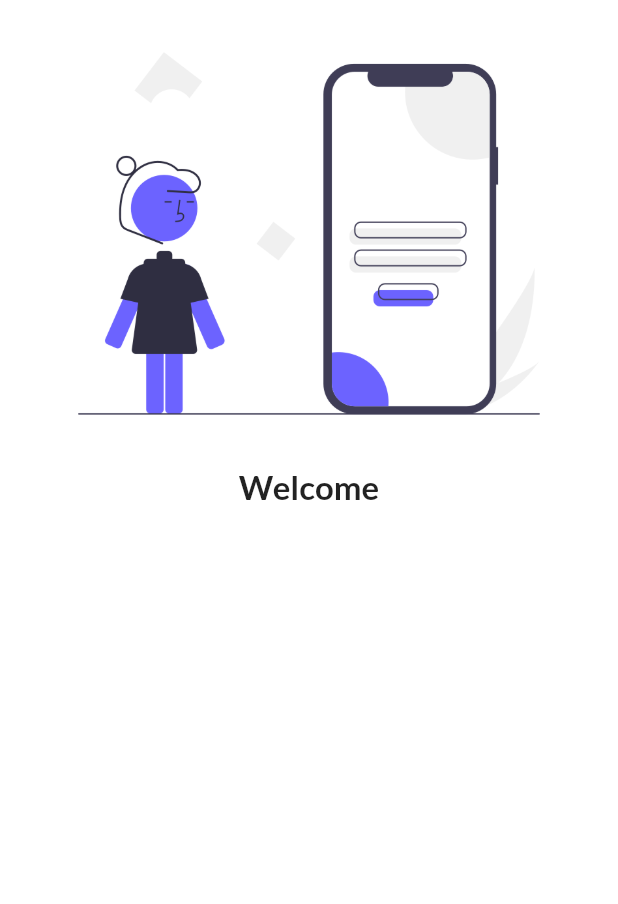
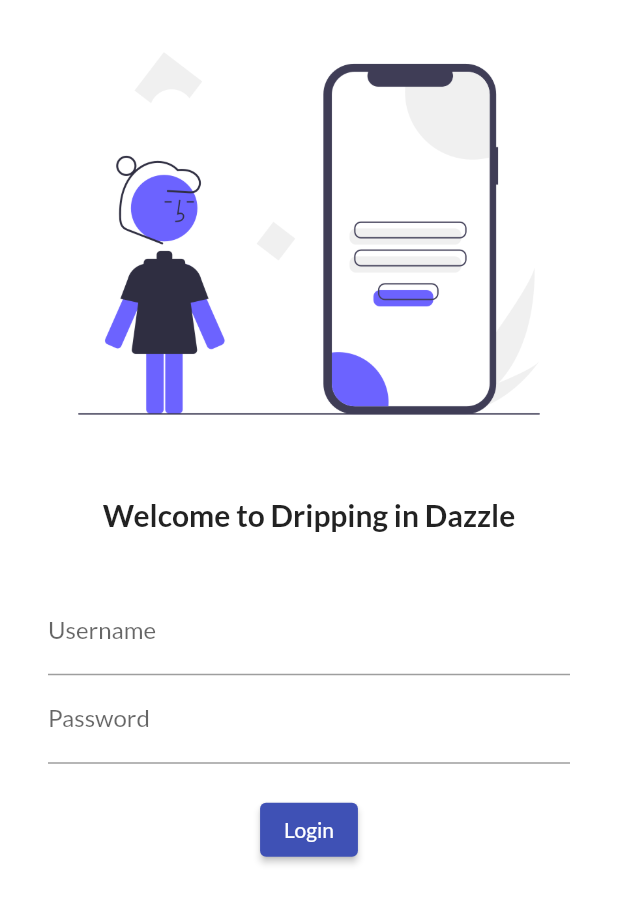
Before and after one commit to Soumik77/1stappofflutter, a Flutter app: the screen it shows after launch, on a phone screen of 412 x 824 dp. Shown: the top 904 px of the screen. Run offline on Flutter 3.47's test engine with Material 2 defaults, Android fonts, the phone set to English and light mode, and no system bars; our stand-ins replace google_fonts.

Commit message:
Day4 fully completed

```diff
--- a/lib/main.dart
+++ b/lib/main.dart
@@ -16,7 +16,7 @@ class MyApp extends StatelessWidget {
     return MaterialApp(
       themeMode: ThemeMode.light,
       theme: ThemeData(
-        primarySwatch: Colors.green,
+        primarySwatch: Colors.indigo,
         fontFamily: GoogleFonts.lato().fontFamily,
       ),
       darkTheme: ThemeData(
--- a/lib/pages/home_page.dart
+++ b/lib/pages/home_page.dart
@@ -1,6 +1,3 @@
-import 'dart:ffi';
-import 'dart:ui';
-
 import "package:flutter/material.dart";
 import 'package:flutter/services.dart';
 
--- a/lib/pages/login_page.dart
+++ b/lib/pages/login_page.dart
@@ -11,13 +11,39 @@ class LoginPage extends StatelessWidget {
               "assets/images/undraw_Mobile_login_re_9ntv.png",
               fit: BoxFit.cover,
             ),
+            SizedBox(height: 20.0),
             Text(
-              "Welcome",
+              "Welcome to Dripping in Dazzle",
               style: TextStyle(
-                fontSize: 22,
+                fontSize: 20,
                 fontWeight: FontWeight.bold,
               ),
-            )
+            ),
+            SizedBox(height: 20.0),
+            Padding(
+              padding:
+                  const EdgeInsets.symmetric(vertical: 16.0, horizontal: 32.0),
+              child: Column(
+                children: [
+                  TextFormField(
+                    decoration: InputDecoration(
+                        hintText: "Enter username", labelText: "Username"),
+                  ),
+                  TextFormField(
+                    obscureText: true,
+                    decoration: InputDecoration(
+                        hintText: "Enter password", labelText: "Password"),
+                  ),
+                  SizedBox(
+                    height: 20.0,
+                  ),
+                  ElevatedButton(
+                    child: Text("Login"),
+                    onPressed: () {},
+                  )
+                ],
+              ),
+            ),
           ],
         ));
   }
--- a/pubspec.yaml
+++ b/pubspec.yaml
@@ -35,6 +35,7 @@ dependencies:
   # Use with the CupertinoIcons class for iOS style icons.
   cupertino_icons: ^1.0.2
   google_fonts: ^2.3.2
+
 
 dev_dependencies:
   flutter_test:
```
